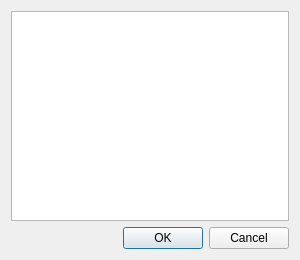
Old version of the form src/fileslistdialog.ui in the repository antonmx/posmotri.
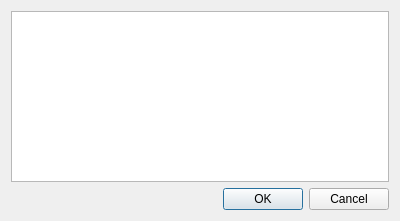
New version of the form.

The edit to the form file:
```diff
--- a/src/fileslistdialog.ui
+++ b/src/fileslistdialog.ui
@@ -1,12 +1,12 @@
 <ui version="4.0" >
  <class>FilesListDialog</class>
- <widget class="QDialog" name="FilesListDialog" >
-  <property name="geometry" >
+ <widget class="QDialog" name="FilesListDialog">
+  <property name="geometry">
    <rect>
     <x>0</x>
     <y>0</y>
-    <width>300</width>
-    <height>260</height>
+    <width>400</width>
+    <height>221</height>
    </rect>
   </property>
   <property name="minimumSize" >
@@ -33,8 +33,8 @@
      <property name="orientation" >
       <enum>Qt::Horizontal</enum>
      </property>
-     <property name="standardButtons" >
-      <set>QDialogButtonBox::Cancel|QDialogButtonBox::NoButton|QDialogButtonBox::Ok</set>
+     <property name="standardButtons">
+      <set>QDialogButtonBox::Cancel|QDialogButtonBox::Ok</set>
      </property>
     </widget>
    </item>
```
Left out of the diff: 25 changed lines with no effect on the pictures.
